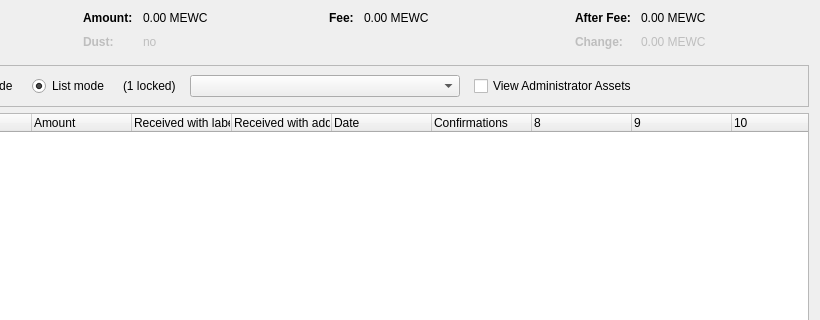
1NF1N18Y/points, file src/qt/forms/assetcontroldialog.ui: the form before one commit; both pictures show x 180 to 1000 and y 0 to 320 of the 1000 by 500 pixel window.
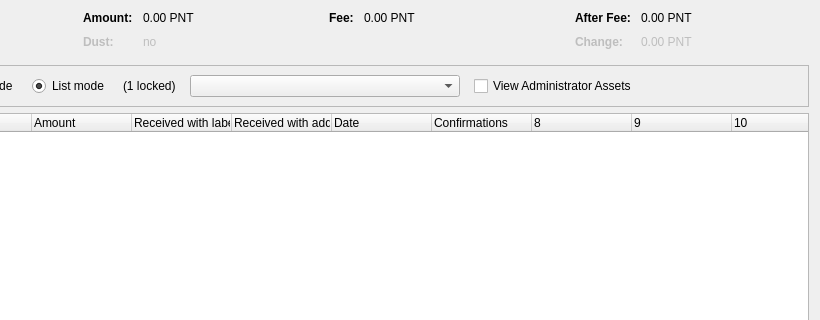
The form after the commit. Custom widgets are drawn as their Qt base class.

```diff
--- a/src/qt/forms/assetcontroldialog.ui
+++ b/src/qt/forms/assetcontroldialog.ui
@@ -132,7 +132,7 @@
           <enum>Qt::ActionsContextMenu</enum>
          </property>
          <property name="text">
-          <string notr="true">0.00 MEWC</string>
+          <string notr="true">0.00 PNT</string>
          </property>
          <property name="textInteractionFlags">
           <set>Qt::LinksAccessibleByMouse|Qt::TextSelectableByKeyboard|Qt::TextSelectableByMouse</set>
@@ -212,7 +212,7 @@
           <enum>Qt::ActionsContextMenu</enum>
          </property>
          <property name="text">
-          <string notr="true">0.00 MEWC</string>
+          <string notr="true">0.00 PNT</string>
          </property>
          <property name="textInteractionFlags">
           <set>Qt::LinksAccessibleByMouse|Qt::TextSelectableByKeyboard|Qt::TextSelectableByMouse</set>
@@ -257,7 +257,7 @@
           <enum>Qt::ActionsContextMenu</enum>
          </property>
          <property name="text">
-          <string notr="true">0.00 MEWC</string>
+          <string notr="true">0.00 PNT</string>
          </property>
          <property name="textInteractionFlags">
           <set>Qt::LinksAccessibleByMouse|Qt::TextSelectableByKeyboard|Qt::TextSelectableByMouse</set>
@@ -292,7 +292,7 @@
           <enum>Qt::ActionsContextMenu</enum>
          </property>
          <property name="text">
-          <string notr="true">0.00 MEWC</string>
+          <string notr="true">0.00 PNT</string>
          </property>
          <property name="textInteractionFlags">
           <set>Qt::LinksAccessibleByMouse|Qt::TextSelectableByKeyboard|Qt::TextSelectableByMouse</set>
```
